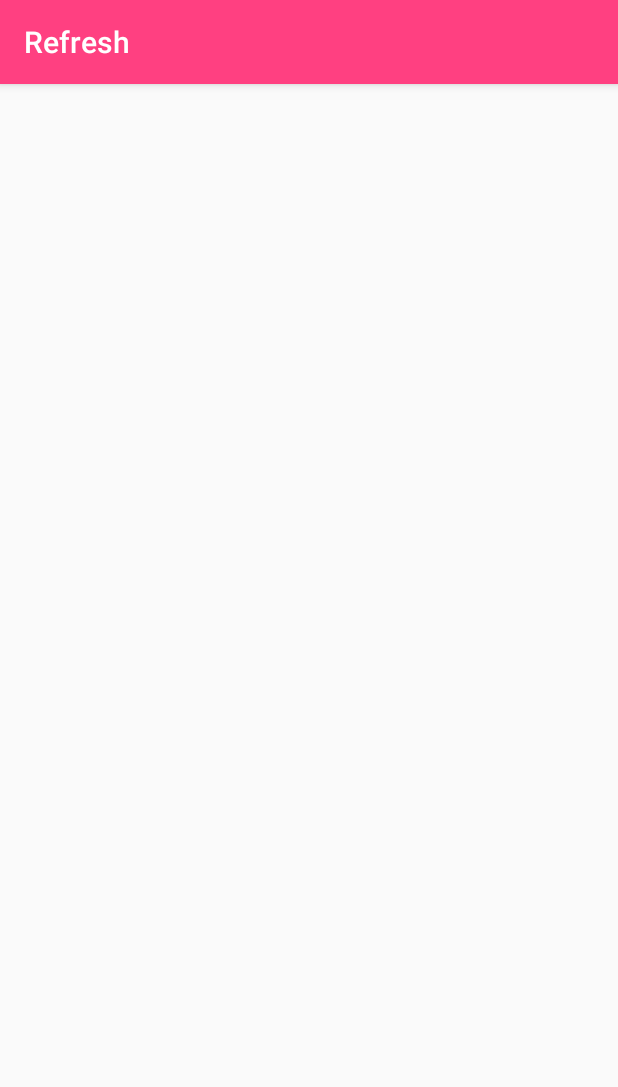
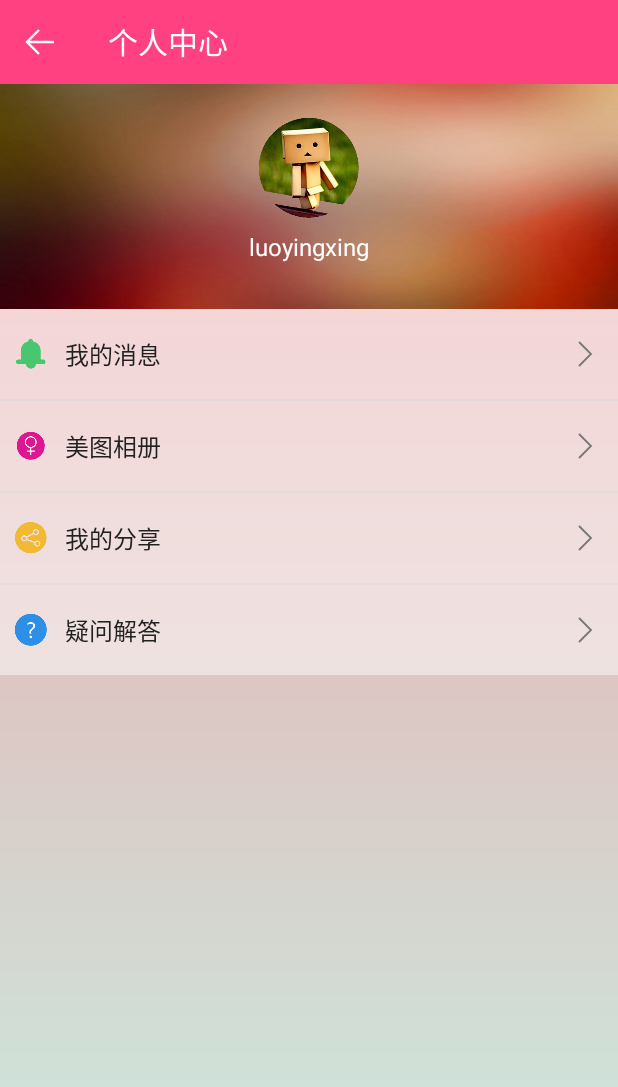
Before and after one commit to luoyingxing/Refresh, an Android app: the PersonalActivity screen opened directly, with no data from a screen before it, on a phone screen of 412 x 824 dp. Shown: the top 1087 px of the screen. Run offline under Robolectric (Android 15) with nearby library versions, the phone set to English and light mode, and no system bars.

Commit message:
增加了个人中心页面，展示RefreshLayout的使用

```diff
--- a/app/src/main/AndroidManifest.xml
+++ b/app/src/main/AndroidManifest.xml
@@ -39,7 +39,14 @@
                 <category android:name="android.intent.category.LAUNCHER" />
             </intent-filter>
         </activity>
-        <activity android:name=".sample.PersonalActivity"></activity>
+
+        <activity
+            android:name=".sample.PersonalActivity"
+            android:configChanges="keyboardHidden|orientation|screenSize"
+            android:screenOrientation="portrait"
+            android:theme="@style/AppTheme.NoActionBar"
+            android:windowSoftInputMode="stateHidden|adjustResize" />
+
     </application>
 
 </manifest>
--- /dev/null
+++ b/app/src/main/java/com/lyx/refresh/entity/Setting.java
@@ -0,0 +1,50 @@
+package com.lyx.refresh.entity;
+
+import com.lyx.refresh.R;
+
+import java.util.ArrayList;
+import java.util.List;
+
+/**
+ * Setting
+ * <p>
+ * Created by luoyingxing on 2017/9/20.
+ */
+
+public class Setting {
+    private String title;
+    private int icon;
+
+    public Setting() {
+    }
+
+    public Setting(String title, int icon) {
+        this.title = title;
+        this.icon = icon;
+    }
+
+    public static List<Setting> getSettingList() {
+        List<Setting> list = new ArrayList<>();
+        list.add(new Setting("我的消息", R.mipmap.ic_setting_message));
+        list.add(new Setting("美图相册", R.mipmap.ic_setting_gril));
+        list.add(new Setting("我的分享", R.mipmap.ic_setting_share));
+        list.add(new Setting("疑问解答", R.mipmap.ic_setting_help));
+        return list;
+    }
+
+    public String getTitle() {
+        return title;
+    }
+
+    public void setTitle(String title) {
+        this.title = title;
+    }
+
+    public int getIcon() {
+        return icon;
+    }
+
+    public void setIcon(int icon) {
+        this.icon = icon;
+    }
+}
--- a/app/src/main/java/com/lyx/refresh/sample/PersonalActivity.java
+++ b/app/src/main/java/com/lyx/refresh/sample/PersonalActivity.java
@@ -1,15 +1,65 @@
 package com.lyx.refresh.sample;
 
+import android.graphics.Color;
 import android.support.v7.app.AppCompatActivity;
 import android.os.Bundle;
+import android.support.v7.widget.Toolbar;
+import android.view.View;
+import android.widget.ListView;
 
 import com.lyx.refresh.R;
+import com.lyx.refresh.adapter.CommonAdapter;
+import com.lyx.refresh.adapter.ViewHolder;
+import com.lyx.refresh.annotation.Id;
+import com.lyx.refresh.annotation.IdParser;
+import com.lyx.refresh.entity.Setting;
+
+import java.util.ArrayList;
+
 
 public class PersonalActivity extends AppCompatActivity {
+    @Id(id = R.id.lv_personal)
+    private ListView mListView;
+
+    private CommonAdapter<Setting> mAdapter;
 
     @Override
     protected void onCreate(Bundle savedInstanceState) {
         super.onCreate(savedInstanceState);
         setContentView(R.layout.activity_personal);
+        IdParser.inject(this);
+
+        Toolbar toolbar = (Toolbar) findViewById(R.id.toolbar_personal);
+        toolbar.setTitle("个人中心");
+        setSupportActionBar(toolbar);
+        toolbar.setTitleTextColor(Color.WHITE);
+
+        if (getSupportActionBar() != null) {
+            getSupportActionBar().setDisplayHomeAsUpEnabled(true);
+        }
+
+        toolbar.setNavigationIcon(R.drawable.ic_back);
+        toolbar.setNavigationOnClickListener(new View.OnClickListener() {
+            @Override
+            public void onClick(View v) {
+                finish();
+            }
+        });
+
+    }
+
+    @Override
+    protected void onStart() {
+        super.onStart();
+        mAdapter = new CommonAdapter<Setting>(this, new ArrayList<Setting>(), R.layout.item_personal_setting) {
+            @Override
+            public void convert(ViewHolder helper, Setting info) {
+                helper.setText(R.id.tv_setting_title, info.getTitle());
+                helper.setImageResource(R.id.iv_setting_icon, info.getIcon());
+            }
+        };
+        mListView.setAdapter(mAdapter);
+
+        mAdapter.addAll(Setting.getSettingList());
     }
 }
--- /dev/null
+++ b/app/src/main/res/drawable/bg_personal.xml
@@ -0,0 +1,10 @@
+<?xml version="1.0" encoding="utf-8"?>
+<shape xmlns:android="http://schemas.android.com/apk/res/android"
+    android:shape="rectangle">
+
+    <gradient
+        android:angle="270"
+        android:endColor="#caebe0"
+        android:startColor="#f499a0" />
+
+</shape>
--- /dev/null
+++ b/app/src/main/res/drawable/ic_back.xml
@@ -0,0 +1,13 @@
+<?xml version="1.0" encoding="utf-8"?>
+<vector xmlns:android="http://schemas.android.com/apk/res/android"
+    android:width="40dp"
+    android:height="40dp"
+    android:viewportHeight="100"
+    android:viewportWidth="100">
+
+    <path
+        android:pathData="M45,30 L25, 50 L 45,70 M25,50 L70,50"
+        android:strokeColor="#ffffff"
+        android:strokeWidth="4" />
+
+</vector>
--- /dev/null
+++ b/app/src/main/res/drawable/ic_right_gray_arraw.xml
@@ -0,0 +1,13 @@
+<?xml version="1.0" encoding="utf-8"?>
+<vector xmlns:android="http://schemas.android.com/apk/res/android"
+    android:width="40dp"
+    android:height="40dp"
+    android:viewportHeight="100"
+    android:viewportWidth="100">
+
+    <path
+        android:pathData="M60, 30 L80, 50 L 60,70"
+        android:strokeColor="#777777"
+        android:strokeWidth="3" />
+
+</vector>
--- a/app/src/main/res/layout/activity_personal.xml
+++ b/app/src/main/res/layout/activity_personal.xml
@@ -1,9 +1,58 @@
 <?xml version="1.0" encoding="utf-8"?>
-<android.support.constraint.ConstraintLayout xmlns:android="http://schemas.android.com/apk/res/android"
-    xmlns:app="http://schemas.android.com/apk/res-auto"
-    xmlns:tools="http://schemas.android.com/tools"
+<LinearLayout xmlns:android="http://schemas.android.com/apk/res/android"
     android:layout_width="match_parent"
     android:layout_height="match_parent"
-    tools:context="com.lyx.refresh.sample.PersonalActivity">
+    android:background="@drawable/bg_personal"
+    android:orientation="vertical">
 
-</android.support.constraint.ConstraintLayout>
+    <android.support.v7.widget.Toolbar
+        android:id="@+id/toolbar_personal"
+        android:layout_width="match_parent"
+        android:layout_height="?attr/actionBarSize"
+        android:background="?attr/colorPrimary" />
+
+    <com.lyx.refresh.view.RefreshLayout
+        android:layout_width="match_parent"
+        android:layout_height="match_parent">
+
+        <LinearLayout
+            android:layout_width="match_parent"
+            android:layout_height="match_parent"
+            android:orientation="vertical">
+
+            <LinearLayout
+                android:layout_width="match_parent"
+                android:layout_height="150dp"
+                android:background="@mipmap/bg_personal_avatar"
+                android:gravity="center"
+                android:orientation="vertical">
+
+                <ImageView
+                    android:layout_width="wrap_content"
+                    android:layout_height="wrap_content"
+                    android:contentDescription="@string/app_name"
+                    android:src="@mipmap/img_avatar" />
+
+                <TextView
+                    android:layout_width="wrap_content"
+                    android:layout_height="wrap_content"
+                    android:padding="8dp"
+                    android:text="luoyingxing"
+                    android:textColor="@android:color/white"
+                    android:textSize="16sp" />
+
+            </LinearLayout>
+
+            <ListView
+                android:id="@+id/lv_personal"
+                android:layout_width="match_parent"
+                android:layout_height="wrap_content"
+                android:background="#80ffffff"
+                android:divider="#90dcdcdc"
+                android:dividerHeight="1dp" />
+
+        </LinearLayout>
+
+    </com.lyx.refresh.view.RefreshLayout>
+
+</LinearLayout>
--- /dev/null
+++ b/app/src/main/res/layout/item_personal_setting.xml
@@ -0,0 +1,30 @@
+<?xml version="1.0" encoding="utf-8"?>
+<LinearLayout xmlns:android="http://schemas.android.com/apk/res/android"
+    android:layout_width="match_parent"
+    android:layout_height="wrap_content"
+    android:gravity="center_vertical"
+    android:orientation="horizontal"
+    android:padding="10dp">
+
+    <ImageView
+        android:id="@+id/iv_setting_icon"
+        android:layout_width="wrap_content"
+        android:layout_height="wrap_content"
+        android:contentDescription="@string/app_name" />
+
+    <Space
+        android:layout_width="12dp"
+        android:layout_height="match_parent" />
+
+    <TextView
+        android:id="@+id/tv_setting_title"
+        android:layout_width="match_parent"
+        android:layout_height="wrap_content"
+        android:drawableEnd="@drawable/ic_right_gray_arraw"
+        android:drawableRight="@drawable/ic_right_gray_arraw"
+        android:gravity="center_vertical"
+        android:text=""
+        android:textColor="#212121"
+        android:textSize="16sp" />
+
+</LinearLayout>
--- a/app/src/main/res/values/styles.xml
+++ b/app/src/main/res/values/styles.xml
@@ -13,6 +13,7 @@
         <item name="windowActionBar">false</item>
         <item name="windowNoTitle">true</item>
         <item name="elevation">0dp</item>
+        <item name="actionMenuTextColor">@android:color/white</item>
     </style>
 
     <style name="AppTheme.AppBarOverlay" parent="ThemeOverlay.AppCompat.Dark.ActionBar" />
```
Also changed, not shown: app/src/main/res/mipmap-xxhdpi/bg_personal_avatar.png (added), app/src/main/res/mipmap-xxhdpi/ic_setting_gril.png (added), app/src/main/res/mipmap-xxhdpi/ic_setting_help.png (added), app/src/main/res/mipmap-xxhdpi/ic_setting_message.png (added), app/src/main/res/mipmap-xxhdpi/ic_setting_share.png (added).
